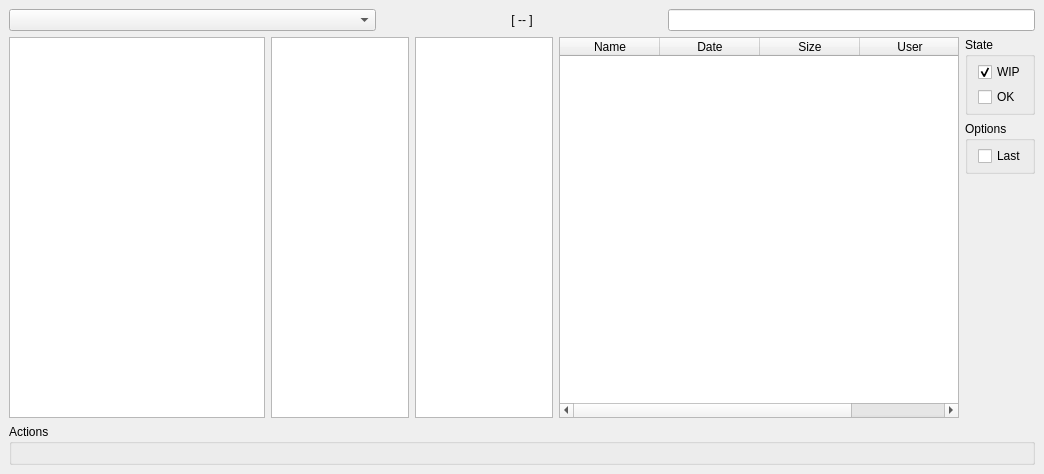
Old version of the form spil_ui/browser/ui/qt/browser.ui in the repository MichaelHaussmann/spil_ui.
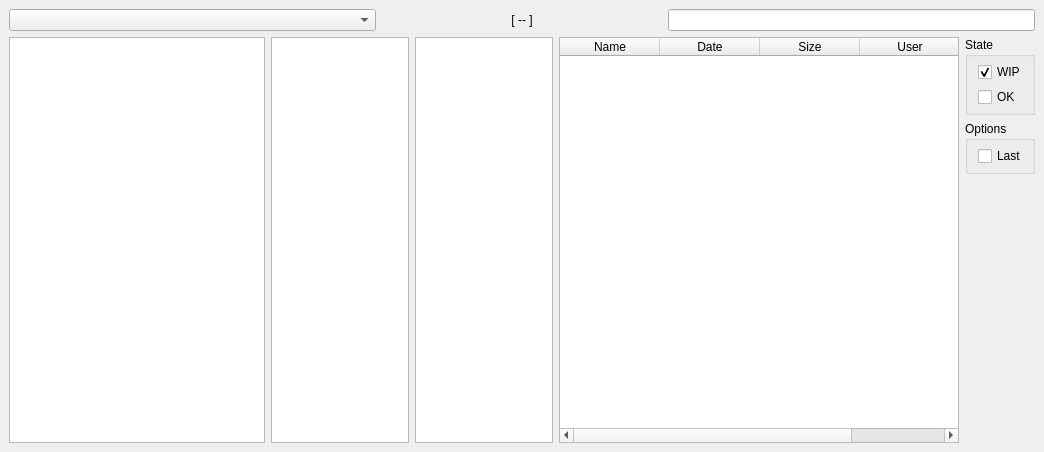
New version of the form.

Commit message: Action handler out of browser, to separate UI and action

```diff
--- a/spil_ui/browser/ui/qt/browser.ui
+++ b/spil_ui/browser/ui/qt/browser.ui
@@ -7,7 +7,7 @@
     <x>0</x>
     <y>0</y>
     <width>1044</width>
-    <height>474</height>
+    <height>452</height>
    </rect>
   </property>
   <property name="windowTitle">
@@ -307,20 +307,6 @@
       </item>
      </layout>
     </item>
-    <item>
-     <widget class="QGroupBox" name="actions_gb">
-      <property name="sizePolicy">
-       <sizepolicy hsizetype="MinimumExpanding" vsizetype="Preferred">
-        <horstretch>0</horstretch>
-        <verstretch>0</verstretch>
-       </sizepolicy>
-      </property>
-      <property name="title">
-       <string>Actions</string>
-      </property>
-      <layout class="QHBoxLayout" name="actions_hl"/>
-     </widget>
-    </item>
    </layout>
   </widget>
  </widget>
```
Left out of the diff: 2 changed lines with no effect on the pictures. The commit also changes 2 other files.
